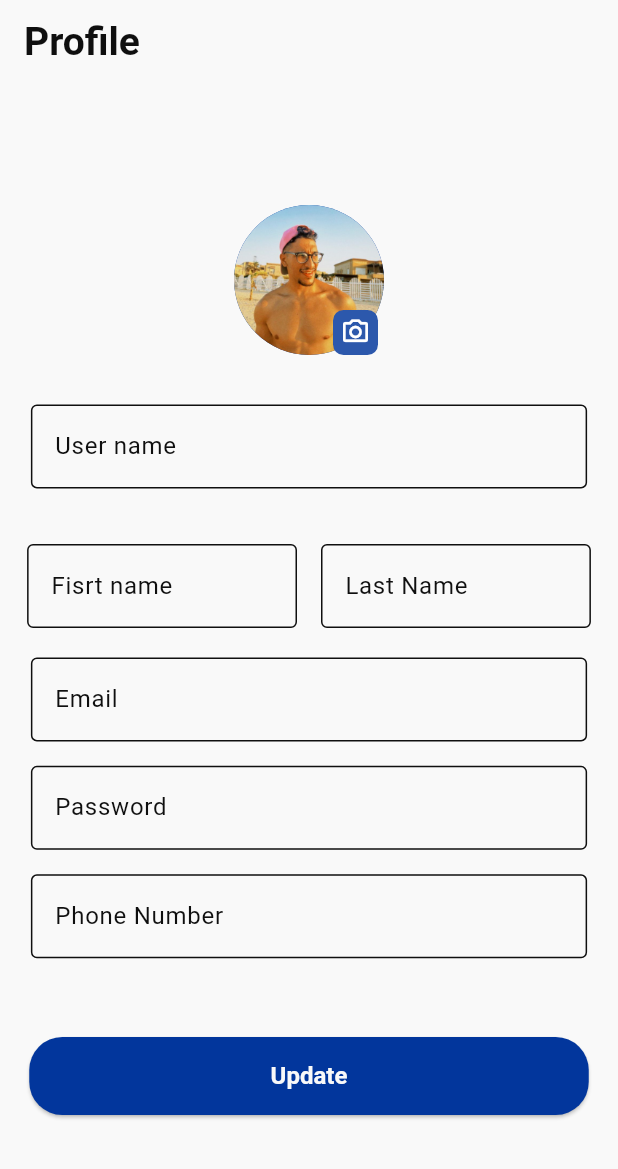
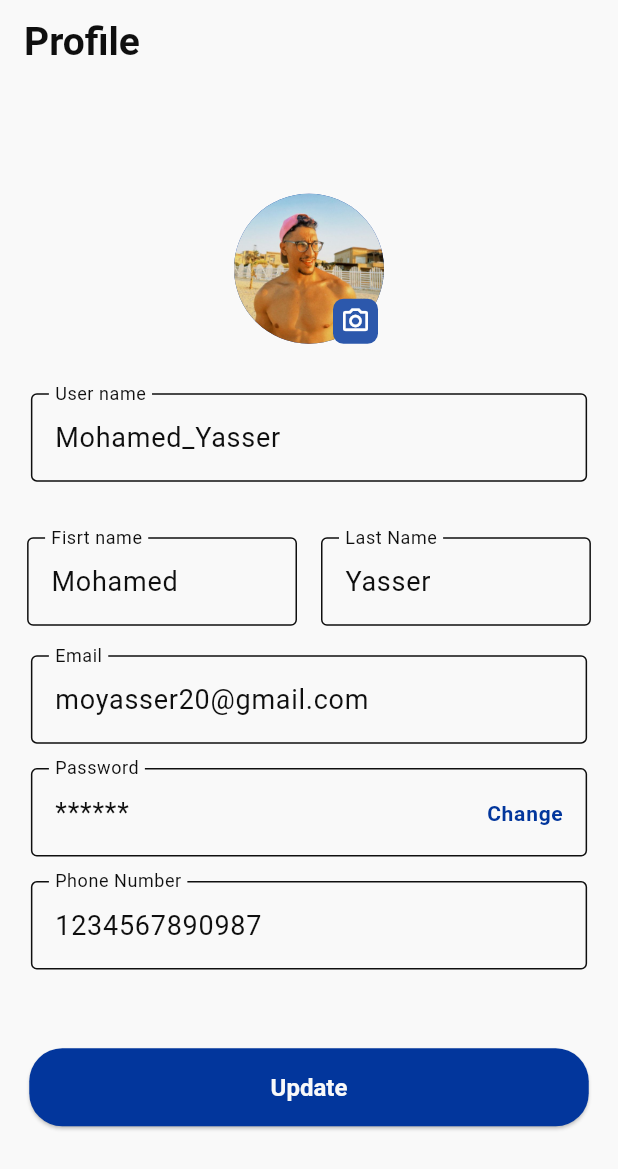
Before and after one commit to moyasser20/online_exam_app, a Flutter app: the ProfileScreen screen opened by its route, on a phone screen of 412 x 824 dp. Shown: the top 1169 px of the screen. Run offline on Flutter 3.47's test engine with Material 3 defaults, Android fonts, the phone set to English and light mode, and no system bars; our stand-ins replace flutter_otp_text_field, percent_indicator.

Commit message:
fix profile ui

```diff
--- a/lib/core/Widgets/custom_text_field.dart
+++ b/lib/core/Widgets/custom_text_field.dart
@@ -6,7 +6,9 @@ class CustomeTextFormField extends StatefulWidget {
   final TextEditingController? controller;
   final String? Function(String?)? validator;
   final void Function(String)? onChanged;
+  final VoidCallback? onPressed;
   final String? label;
+  final String? initialText; // for profile
   final String? hint;
   final String? suffixText; // only shows suffix, no tap handler
   final bool isPassword;
@@ -26,6 +28,8 @@ class CustomeTextFormField extends StatefulWidget {
     this.keyboardType = TextInputType.text,
     this.enabled = true,
     this.readonly = false,
+    this.initialText,
+    this.onPressed,
   });
 
   @override
@@ -39,6 +43,12 @@ class _CustomeTextFormFieldState extends State<CustomeTextFormField> {
   Widget build(BuildContext context) {
     return TextFormField(
       controller: widget.controller,
+      initialValue: widget.initialText,
+      style: TextStyle(
+        color: AppColors.black,
+        fontWeight: FontWeight.w400,
+        fontSize: 18,
+      ),
       enabled: widget.enabled,
       readOnly: widget.readonly,
       obscureText: widget.isPassword ? obscureText : false,
@@ -52,20 +62,25 @@ class _CustomeTextFormFieldState extends State<CustomeTextFormField> {
           color: AppColors.black,
           fontWeight: FontWeight.w400,
         ),
+        disabledBorder: OutlineInputBorder(
+          borderSide: BorderSide(color: AppColors.black),
+        ),
         hintText: widget.hint,
-        hintStyle: TextStyle(
-          color: AppColors.grey.withOpacity(0.4),
-        ),
-        suffix: widget.suffixText != null
-            ? Text(
-          widget.suffixText!,
-          style: TextStyle(
-            color: AppColors.blue[30],
-            fontWeight: FontWeight.w500,
-            decoration: TextDecoration.underline,
-          ),
-        )
-            : null,
+        hintStyle: TextStyle(color: AppColors.grey.withOpacity(0.4)),
+        suffix:
+            widget.suffixText != null
+                ? GestureDetector(
+                  onTap: widget.onPressed ?? (){},
+                  child: Text(
+                    widget.suffixText!,
+                    style: TextStyle(
+                      color: AppColors.blue,
+                      fontWeight: FontWeight.w600,
+                      fontSize: 14,
+                    ),
+                  ),
+                )
+                : null,
         border: const OutlineInputBorder(),
         errorStyle: const TextStyle(color: Colors.red, fontSize: 12),
       ),
--- a/lib/core/routes/app_routes.dart
+++ b/lib/core/routes/app_routes.dart
@@ -6,6 +6,7 @@ abstract class AppRoutes {
   static const String emailVarification="/emailVarification";
   static const String layout="/layout";
   static const String profile="/profile";
+  static const String changePassword="/changePassword";
   static const String exams="/exams";
   static const String examsDetails="/examsDetails";
   static const String ResetPasswordScreen="/ResetPasswordScreen";
--- a/lib/core/routes/routes.dart
+++ b/lib/core/routes/routes.dart
@@ -10,6 +10,7 @@ import '../../features/exams/exam_questions/presenation/screens/question_screen.
 import '../../features/exams/exam_subject/presentation/views/screens/exam_details_screen.dart';
 import '../../features/exams/exam_subject/presentation/views/screens/exams_screen.dart';
 import '../../features/forgetPassword/presentation/views/screens/ResetPassword.dart';
+import '../../features/layout/profile/presentation/views/screens/change_password_screen.dart';
 import '../../features/layout/profile/presentation/views/screens/profile_Screen.dart';
 import '../../features/layout/result/presentation/views/screens/answer_screen.dart';
 import '../../features/layout/result/presentation/views/screens/result_screen.dart';
@@ -35,6 +36,9 @@ abstract class Routes {
 
       case AppRoutes.profile:
         return MaterialPageRoute(builder: (context) => const ProfileScreen());
+      case AppRoutes.changePassword:
+        return MaterialPageRoute(builder: (context) => const ChangePasswordScreen());
+
       case AppRoutes.questionsScreen:
         return MaterialPageRoute(builder: (context) => const QuestionScreen());
 
--- a/lib/features/layout/profile/presentation/views/screens/profile_Screen.dart
+++ b/lib/features/layout/profile/presentation/views/screens/profile_Screen.dart
@@ -20,6 +20,7 @@ class ProfileScreen extends StatelessWidget {
       ),
 
       body: Center(
+        child: SingleChildScrollView(
           child: Column(
             mainAxisAlignment: MainAxisAlignment.center,
             children: [
@@ -43,7 +44,8 @@ class ProfileScreen extends StatelessWidget {
               ),
               CustomeTextFormField(
                 label: "User name",
-              hint: "Mohamed Yasser",
+                enabled: false,
+                initialText: "Mohamed_Yasser",
               ).setHorizontalAndVerticalPadding(context,0.05,0.04),
               Row(
                 children: [
@@ -51,14 +53,16 @@ class ProfileScreen extends StatelessWidget {
                   Expanded(
                     child: CustomeTextFormField(
                       label: 'Fisrt name',
-                    hint: "Mohamed",
+                      enabled: false,
+                      initialText: "Mohamed",
                     ),
                   ),
                   SizedBox(width: 16),
                   Expanded(
                     child: CustomeTextFormField(
                       label: 'Last Name',
-                    hint: "Yasser",
+                      enabled: false,
+                      initialText: "Yasser",
                     ),
                   ),
                   SizedBox(width: 16),
@@ -67,18 +71,22 @@ class ProfileScreen extends StatelessWidget {
               const SizedBox(height: 13,),
               CustomeTextFormField(
                 label: "Email",
-              hint: "moyasser20@gmail.com",
+                enabled: false,
+                initialText: "moyasser20@gmail.com",
               ).setHorizontalAndVerticalPadding(context,0.05,0.003),
               const SizedBox(height: 13,),
               CustomeTextFormField(
                 label: "Password",
-              hint: "Mohamed Yasser",
+                readonly: true,
+                initialText: "******",
                 suffixText: "Change",
+                onPressed: (){Navigator.of(context).pushNamed(AppRoutes.changePassword);},
               ).setHorizontalAndVerticalPadding(context,0.05,0.001),
               const SizedBox(height: 13,),
               CustomeTextFormField(
                 label: "Phone Number",
-              hint: "13212312",
+                enabled: false,
+                initialText: "1234567890987",
               ).setHorizontalAndVerticalPadding(context,0.05,0.003),
               const SizedBox(height: 50,),
               CustomeElevatedButton(text: "Update", onPressed: (){
@@ -87,6 +95,7 @@ class ProfileScreen extends StatelessWidget {
             ],
           ),
         ),
+      ),
     );
   }
 }
--- a/lib/main.dart
+++ b/lib/main.dart
@@ -18,7 +18,6 @@ class MyApp extends StatelessWidget{
     return MaterialApp(
       debugShowCheckedModeBanner: false,
       theme: AppTheme.lightTheme,
-      initialRoute: AppRoutes.resultScreen,
       onGenerateRoute: Routes.generateRoute,
       localizationsDelegates: AppLocalizations.localizationsDelegates,
       supportedLocales: AppLocalizations.supportedLocales,
```
Also changed, not shown: lib/core/l10n/translation/app_localizations.dart (+21 -16 lines), lib/features/layout/profile/presentation/views/screens/change_password_screen.dart (added, +71 -0 lines). Lines whose indentation alone changed are shown as unchanged.
